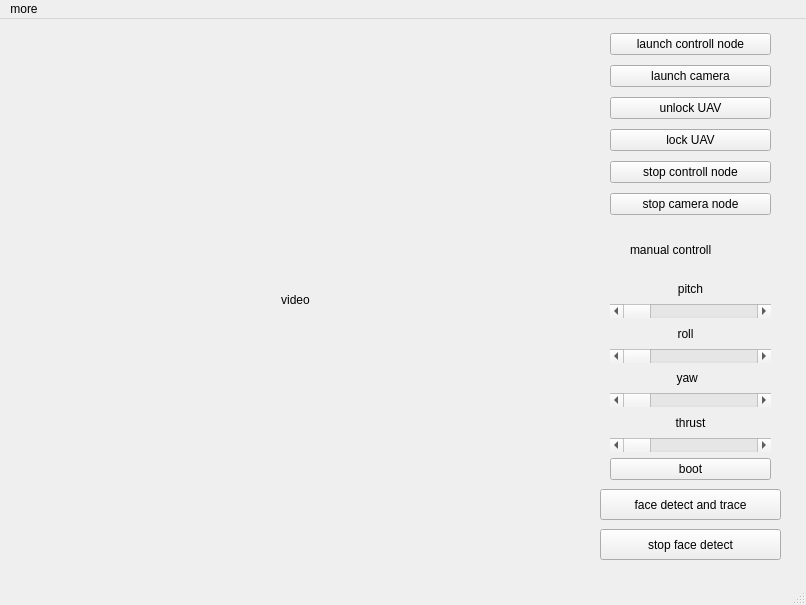
First picture: the form in demo.ui, repository woater/ros_gui_design, before the edit.
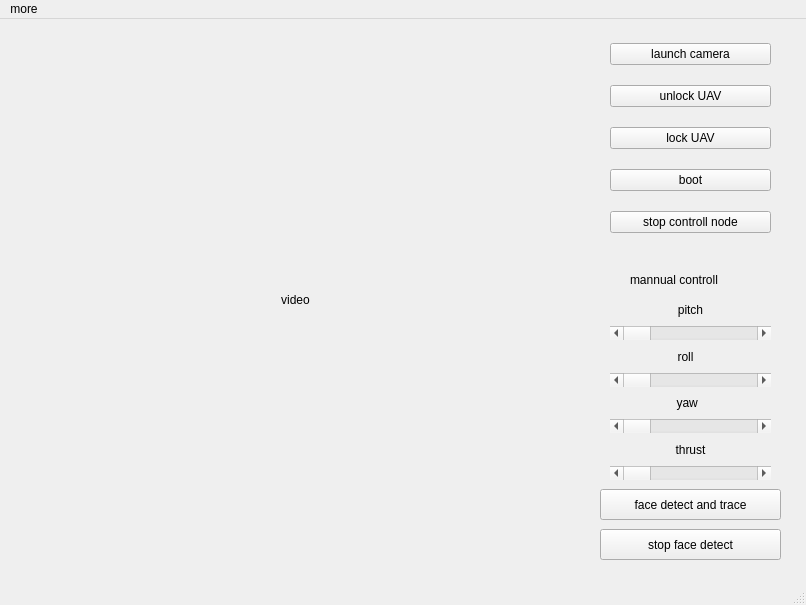
Second picture: the form after the edit.

What changed in the file:
```diff
--- a/demo.ui
+++ b/demo.ui
@@ -20,17 +20,10 @@
       <x>610</x>
       <y>10</y>
       <width>161</width>
-      <height>194</height>
+      <height>221</height>
      </rect>
     </property>
     <layout class="QVBoxLayout" name="verticalLayout">
-     <item>
-      <widget class="QPushButton" name="pushButton_controll">
-       <property name="text">
-        <string>launch controll node</string>
-       </property>
-      </widget>
-     </item>
      <item>
       <widget class="QPushButton" name="pushButton_camera">
        <property name="text">
@@ -52,6 +45,13 @@
        </property>
       </widget>
      </item>
+     <item>
+      <widget class="QPushButton" name="pushButton_set">
+       <property name="text">
+        <string>boot</string>
+       </property>
+      </widget>
+     </item>
      <item>
       <widget class="QPushButton" name="pushButton_stopcontroll">
        <property name="text">
@@ -59,13 +59,6 @@
        </property>
       </widget>
      </item>
-     <item>
-      <widget class="QPushButton" name="pushButton_stopcamera">
-       <property name="text">
-        <string>stop camera node</string>
-       </property>
-      </widget>
-     </item>
     </layout>
    </widget>
    <widget class="QPushButton" name="pushButton_face">
@@ -85,13 +78,13 @@
     <property name="geometry">
      <rect>
       <x>630</x>
-      <y>220</y>
+      <y>250</y>
       <width>121</width>
       <height>21</height>
      </rect>
     </property>
     <property name="text">
-     <string>manual controll</string>
+     <string>mannual controll</string>
     </property>
    </widget>
    <widget class="QLabel" name="label_6">
@@ -114,9 +107,9 @@
     <property name="geometry">
      <rect>
       <x>610</x>
-      <y>260</y>
+      <y>280</y>
       <width>161</width>
-      <height>201</height>
+      <height>181</height>
      </rect>
     </property>
     <layout class="QVBoxLayout" name="verticalLayout_5">
@@ -191,13 +184,6 @@
        </property>
       </widget>
      </item>
-     <item>
-      <widget class="QPushButton" name="pushButton_set">
-       <property name="text">
-        <string>boot</string>
-       </property>
-      </widget>
-     </item>
     </layout>
    </widget>
    <widget class="QPushButton" name="pushButton_stopface">
```
Left out of the diff: 2 changed lines with no effect on the pictures.
